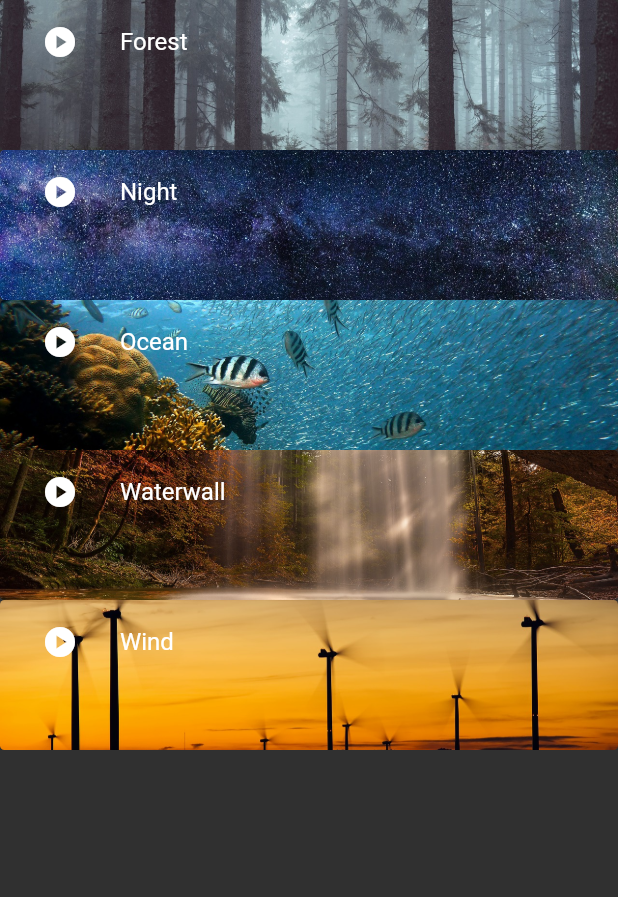
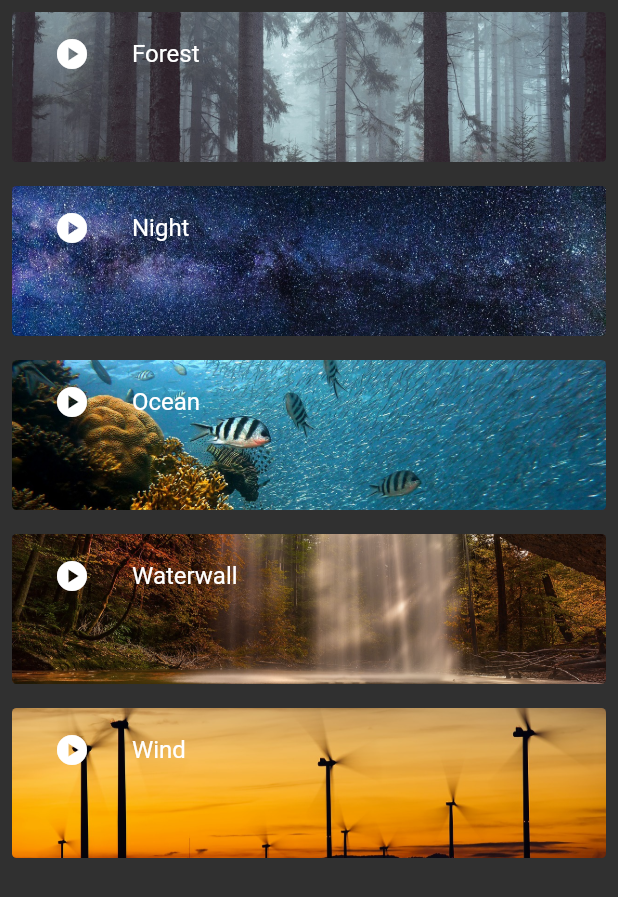
Before and after one commit to Serg8787/meditation_first_flutter, a Flutter app: the screen it shows after launch, on a phone screen of 412 x 824 dp. Shown: the top 897 px of the screen. Run offline on Flutter 3.47's test engine with Material 2 defaults, Android fonts, the phone set to English and light mode, and no system bars; our stand-ins replace just_audio.

Commit message:
add_dependesy

```diff
--- a/lib/screens/medition_app_screen.dart
+++ b/lib/screens/medition_app_screen.dart
@@ -1,5 +1,6 @@
 import 'package:flutter/material.dart';
 import 'package:medition_app/model/item_model.dart';
+import 'package:just_audio/just_audio.dart';
 
 class MeditionScreen extends StatefulWidget {
   @override
@@ -39,7 +40,9 @@ class _MeditionScreenState extends State<MeditionScreen> {
             itemCount: meditions.length,
             itemBuilder: (context, index){
 
-          return Container(
+          return Padding(
+            padding: const EdgeInsets.all(8.0),
+            child: Container(
               height: 100,
               decoration: BoxDecoration(
                 borderRadius: BorderRadius.circular(3),
@@ -52,6 +55,7 @@ class _MeditionScreenState extends State<MeditionScreen> {
                 onPressed: (){}),
 
               ),
+            ),
           );
         }),
       ),
--- a/pubspec.yaml
+++ b/pubspec.yaml
@@ -34,6 +34,7 @@ dependencies:
   # The following adds the Cupertino Icons font to your application.
   # Use with the CupertinoIcons class for iOS style icons.
   cupertino_icons: ^1.0.2
+  just_audio: ^0.9.29
 
 dev_dependencies:
   flutter_test:
```
Also changed, not shown: pubspec.lock. Lines whose indentation alone changed are shown as unchanged.
